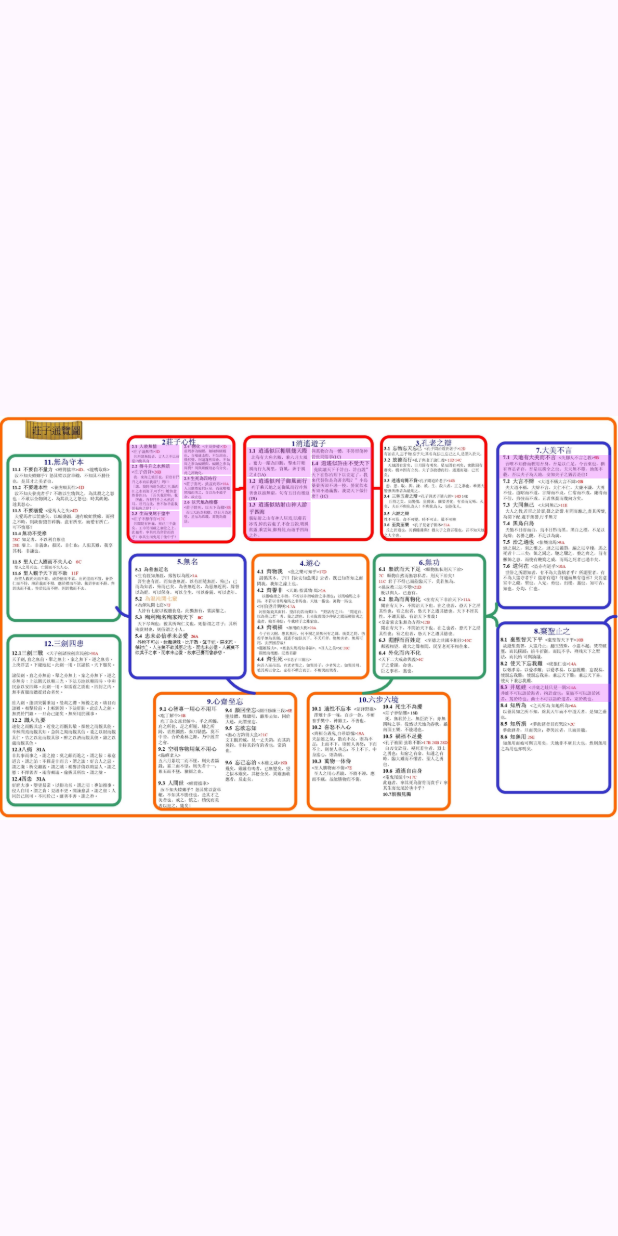
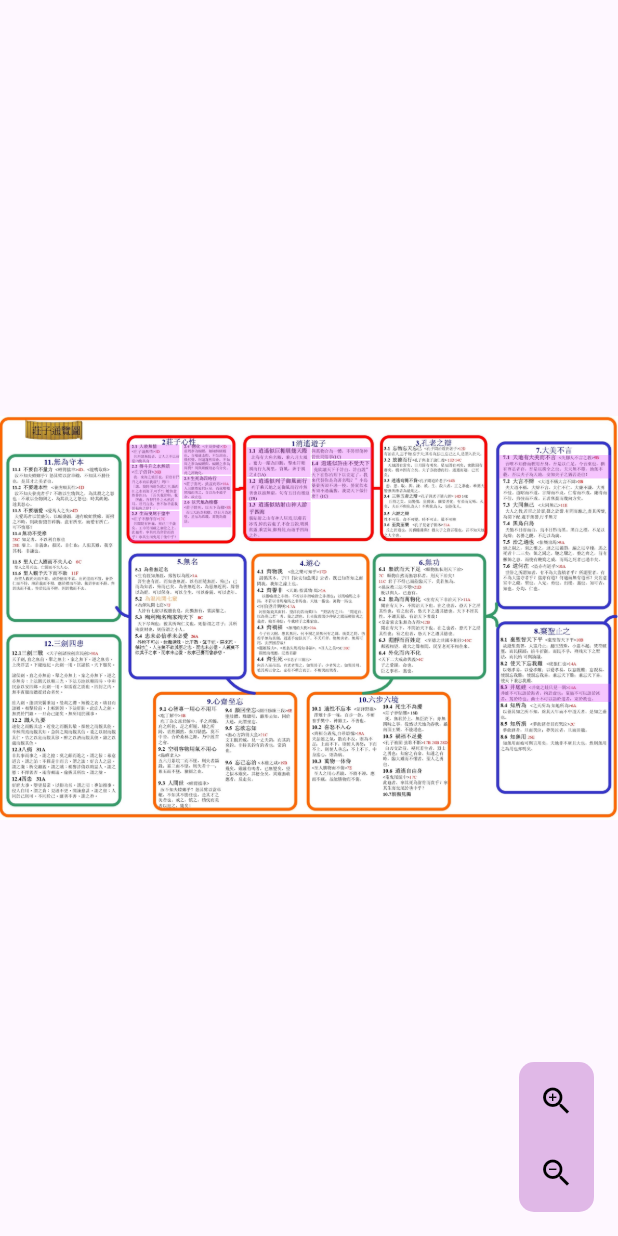
Before and after one commit to Connection2Peter/Zhuangzi_Overview, a Flutter app: the screen it shows after launch, on a phone screen of 412 x 824 dp. Run offline on Flutter 3.47's test engine with Material 3 defaults, Android fonts, the phone set to English and light mode, and no system bars; our stand-ins replace responsive_sizer.

Commit message:
v240104_1631
Scaling & Drag

```diff
--- a/lib/main.dart
+++ b/lib/main.dart
@@ -45,6 +45,9 @@ class MainPage extends StatefulWidget {
 }
 
 class _MainPageState extends State<MainPage> {
+  double translateX = 0;
+  double translateY = 0;
+  double windowScale = 1;
   List<PopImage> popImages = [
     PopImage('莊子心性 - 人本無情', 'assets/莊子心性-人本無情.jpg', 500, 110, 190, 70),
     PopImage('莊子心性 - 借貸', 'assets/莊子心性-借貸.jpg', 500, 185, 190, 175),
@@ -76,7 +79,18 @@ class _MainPageState extends State<MainPage> {
     double imageScaleWidth = scaledWidth / imageWidth;
     double imageScaleHeight = scaledHeight / imageHeight;
     return Scaffold(
-      body: Container(
+        body: GestureDetector(
+          onPanUpdate: (details) {
+            setState(() {
+              translateX += details.delta.dx;
+              translateY += details.delta.dy;
+            });
+          },
+          child: Transform.scale(
+            scale: windowScale,
+            child: Transform.translate(
+              offset: Offset(translateX, translateY),
+              child: Container(
                 alignment: Alignment.center,
                 decoration: const BoxDecoration(
                   image: DecorationImage(
@@ -106,7 +120,39 @@ class _MainPageState extends State<MainPage> {
                   }).toList(),
                 ),
               ),
-    );
+            ),
+          ),
+        ),
+        floatingActionButton: Container(
+          height: 100,
+          width: 50,
+          alignment: Alignment.center,
+          decoration: BoxDecoration(
+            color: Colors.purple.withOpacity(0.3),
+            borderRadius: BorderRadius.circular(10),
+          ),
+          child: Column(
+            mainAxisAlignment: MainAxisAlignment.center,
+            children: [
+              IconButton(
+                onPressed: () {
+                  setState(() {
+                    windowScale += 0.3;
+                  });
+                },
+                icon: const Icon(Icons.zoom_in, color: Colors.black),
+              ),
+              IconButton(
+                onPressed: () {
+                  setState(() {
+                    windowScale -= 0.3;
+                  });
+                },
+                icon: const Icon(Icons.zoom_out, color: Colors.black),
+              ),
+            ],
+          ),
+        ));
   }
 
   AlertDialog popUpImage(String imageName, path2Image) {
```
Lines whose indentation alone changed are shown as unchanged.
